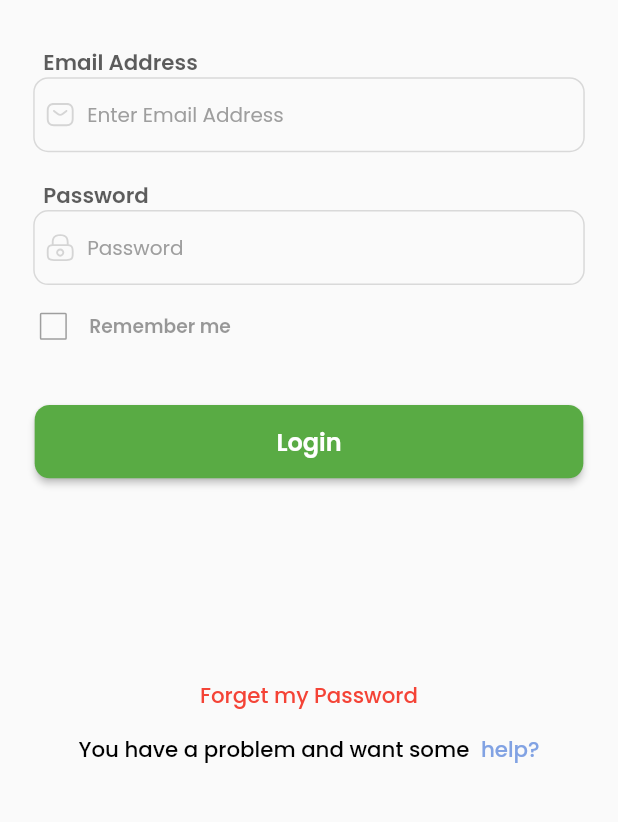
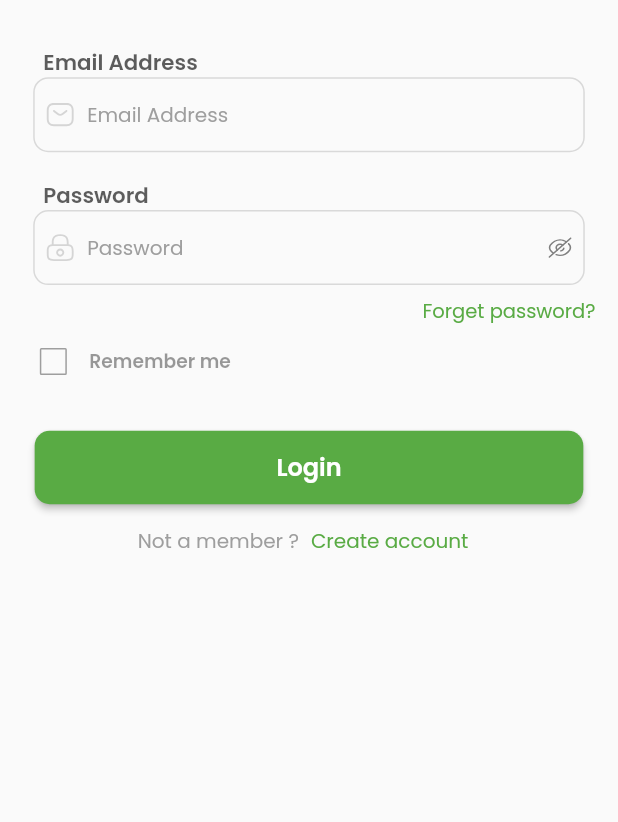
Before and after one commit to MohamedElsum/vivus-driver, a Flutter app: the screen it shows after launch, on a phone screen of 412 x 824 dp, the part 377-1199 px from its top. Run offline on Flutter 3.47's test engine with Material 2 defaults, Android fonts, the phone set to English and light mode, and no system bars; our stand-ins replace flutter_screenutil, flutter_svg, get.

Commit message:
edit login screen and work on signup

```diff
--- a/lib/UIHelpers/app_theme.dart
+++ b/lib/UIHelpers/app_theme.dart
@@ -15,10 +15,12 @@ class DefaultThemeColors {
   static const remembermeColor = Color.fromRGBO(53, 53, 53, 0.5);
   static const authButtonColor = Color.fromRGBO(89, 171, 68, 1);
   static const authButtonTextColor = Colors.white;
-  static const forgetPassColor = Colors.red;
+  static const forgetPassColor = Color.fromRGBO(89, 171, 68, 1);
   static const needHelp = Colors.black;
   static const help = Color.fromRGBO(129, 162, 227, 1);
   static const textfieldBorder = Color.fromRGBO(217, 217, 217, 1);
+  static const createAccountColor = Color.fromRGBO(89, 171, 68, 1);
+  static const notMemberColor = Colors.grey;
 }
 
 class FontTextStyle {
@@ -54,8 +56,8 @@ class FontTextStyle {
   );
   static TextStyle forgetPass = TextStyle(
     color: DefaultThemeColors.forgetPassColor,
-    fontFamily: Fonts.poppinsMedium,
-    fontSize: 16.getFontSize(),
+    fontSize: 13.getFontSize(),
+    fontFamily: Fonts.poppinsRegular,
   );
   static TextStyle needHelp = TextStyle(
     color: DefaultThemeColors.needHelp,
@@ -77,4 +79,27 @@ class FontTextStyle {
     fontSize: 15.getFontSize(),
     fontFamily: Fonts.poppinsMedium,
   );
+  static TextStyle notMember = TextStyle(
+    fontFamily: Fonts.poppinsRegular,
+    fontSize: 15.getFontSize(),
+    color: DefaultThemeColors.notMemberColor,
+  );
+  static TextStyle createAccount = TextStyle(
+    fontFamily: Fonts.poppinsRegular,
+    fontSize: 15.getFontSize(),
+    color: DefaultThemeColors.createAccountColor,
+  );
+  static TextStyle signupCreateAccount = TextStyle(
+    fontSize: 24.getFontSize(),
+    fontFamily: Fonts.poppinsBold,
+  );
+  static TextStyle uploadImages = TextStyle(
+    fontSize: 17.getFontSize(),
+    fontFamily: Fonts.poppinsSemiBold,
+  );
+  static TextStyle signupHeaderHint = TextStyle(
+    fontFamily: Fonts.poppinsRegular,
+    fontSize: 19.getFontSize(),
+    color: DefaultThemeColors.hintTextColor,
+  );
 }
--- a/lib/UIHelpers/images.dart
+++ b/lib/UIHelpers/images.dart
@@ -5,4 +5,11 @@ class Images {
   static const String loginPass = 'assets/images/pass.svg';
   static const String loginEmailAddress = 'assets/images/sms.svg';
   static const String loginPassword = 'assets/images/lock.svg';
+  static const String eyepassword = 'assets/images/eyepassword.svg';
+  static const String eyepass = 'assets/images/eyepass.svg';
+  static const String fullName = 'assets/images/fullname.svg';
+  static const String mobile = 'assets/images/mobile.svg';
+  static const String carNumber = 'assets/images/car.svg';
+  static const String licenseNumber = 'assets/images/license.svg';
+  static const String arrowLeft = 'assets/images/arrowleft.svg';
 }
--- a/lib/features/login/presentation/pages/login_screen.dart
+++ b/lib/features/login/presentation/pages/login_screen.dart
@@ -1,6 +1,7 @@
 import 'package:flutter/material.dart';
 import 'package:vivus_driver/constants.dart';
 import 'package:vivus_driver/features/login/presentation/widgets/auth_button.dart';
+import 'package:vivus_driver/features/login/presentation/widgets/create_account.dart';
 import 'package:vivus_driver/features/login/presentation/widgets/forget_pass.dart';
 import 'package:vivus_driver/features/login/presentation/widgets/login_header.dart';
 import 'package:vivus_driver/features/login/presentation/widgets/text_form_field.dart';
@@ -38,7 +39,10 @@ class _LoginScreenState extends State<LoginScreen> {
                       color: DefaultThemeColors.emailIcon,
                       icon: Images.loginEmailAddress,
                       obscure: false,
-                      hint: 'Enter Email Address',
+                      hint: 'Email Address',
+                      suffix: '',
+                      showPassword: false,
+                      keyBoardType: TextInputType.emailAddress,
                     ),
                     SizedBox(
                       height: 16.getHeight(),
@@ -51,7 +55,14 @@ class _LoginScreenState extends State<LoginScreen> {
                       icon: Images.loginPassword,
                       obscure: true,
                       hint: 'Password',
+                      suffix: Images.eyepass,
+                      showPassword: true,
+                      keyBoardType: TextInputType.text,
                     ),
+                    SizedBox(
+                      height: 5.getHeight(),
+                    ),
+                    ForgetPassword(),
                     Container(
                       padding: EdgeInsets.only(
                         left: 12.getWidth(),
@@ -81,15 +92,15 @@ class _LoginScreenState extends State<LoginScreen> {
                       ),
                     ),
                     SizedBox(
-                      height: 32.getHeight(),
+                      height: 25.getHeight(),
                     ),
                     const AuthButton(
                       buttonText: 'Login',
                     ),
+                    CreateAccount(),
                     SizedBox(
-                      height: 150.getHeight(),
+                      height: 110.getHeight(),
                     ),
-                    ForgetPassword(),
                   ],
                 ),
               ),
--- /dev/null
+++ b/lib/features/login/presentation/widgets/create_account.dart
@@ -0,0 +1,30 @@
+import 'package:flutter/material.dart';
+import 'package:vivus_driver/UIHelpers/app_theme.dart';
+import 'package:get/get.dart';
+import 'package:vivus_driver/router/routes_constants.dart';
+
+class CreateAccount extends StatelessWidget {
+  const CreateAccount({Key? key}) : super(key: key);
+
+  @override
+  Widget build(BuildContext context) {
+    return Row(
+      mainAxisAlignment: MainAxisAlignment.center,
+      children: [
+        Text(
+          'Not a member ?',
+          style: FontTextStyle.notMember,
+        ),
+        TextButton(
+          onPressed: () {
+            Get.toNamed(RoutesConstants.signupScreen);
+          },
+          child: Text(
+            'Create account',
+            style: FontTextStyle.createAccount,
+          ),
+        ),
+      ],
+    );
+  }
+}
--- a/lib/features/login/presentation/widgets/forget_pass.dart
+++ b/lib/features/login/presentation/widgets/forget_pass.dart
@@ -8,34 +8,17 @@ class ForgetPassword extends StatelessWidget {
 
   @override
   Widget build(BuildContext context) {
-    return Column(
-      mainAxisAlignment: MainAxisAlignment.end,
-      crossAxisAlignment: CrossAxisAlignment.center,
-      children: [
-        Text(
-          'Forget my Password',
-          style: FontTextStyle.forgetPass,
+    return Container(
+      alignment: Alignment.bottomRight,
+      padding: const EdgeInsets.only(right: 15),
+      child: Text(
+        'Forget password?',
+        style: TextStyle(
+          color: Color.fromRGBO(89, 171, 68, 1),
+          fontSize: 13,
+          fontFamily: 'PoppinsRegular',
         ),
-        SizedBox(
-          height: 17.getHeight(),
-        ),
-        Row(
-          mainAxisAlignment: MainAxisAlignment.center,
-          children: [
-            Text(
-              'You have a problem and want some',
-              style: FontTextStyle.needHelp,
-            ),
-            SizedBox(
-              width: 8.getWidth(),
-            ),
-            Text(
-              'help?',
-              style: FontTextStyle.help,
-            ),
-          ],
-        ),
-      ],
+      ),
     );
   }
 }
--- a/lib/features/login/presentation/widgets/text_form_field.dart
+++ b/lib/features/login/presentation/widgets/text_form_field.dart
@@ -10,6 +10,9 @@ class TextFormInput extends StatelessWidget {
   final String icon;
   final Color color;
   final String hint;
+  final String suffix;
+  final bool showPassword;
+  final TextInputType keyBoardType;
 
   TextFormInput({
     super.key,
@@ -17,6 +20,9 @@ class TextFormInput extends StatelessWidget {
     required this.icon,
     required this.obscure,
     required this.hint,
+    required this.suffix,
+    required this.showPassword,
+    required this.keyBoardType,
   });
 
   @override
@@ -26,9 +32,16 @@ class TextFormInput extends StatelessWidget {
       height: 60.getHeight(),
       child: TextFormField(
         obscureText: obscure,
+        keyboardType: keyBoardType,
         style: FontTextStyle.textfieldText,
         decoration: InputDecoration(
           prefixIconConstraints: BoxConstraints(
+            minWidth: 35.getWidth(),
+            minHeight: 35.getHeight(),
+            maxWidth: 48.getWidth(),
+            maxHeight: 48.getHeight(),
+          ),
+          suffixIconConstraints: BoxConstraints(
             minWidth: 35.getWidth(),
             minHeight: 35.getHeight(),
             maxWidth: 48.getWidth(),
@@ -48,6 +61,12 @@ class TextFormInput extends StatelessWidget {
           hintText: hint,
           isDense: true,
           hintStyle: FontTextStyle.hintText,
+          suffixIcon: showPassword
+              ? Padding(
+                  padding: const EdgeInsets.all(8.0),
+                  child: SvgPicture.asset(suffix),
+                )
+              : Container(),
           prefixIcon: Padding(
             padding: const EdgeInsets.all(8.0),
             child: SvgPicture.asset(
--- /dev/null
+++ b/lib/features/signup/presentation/controller/signup_bindings.dart
@@ -0,0 +1,6 @@
+import 'package:get/get.dart';
+
+class SignupBindings extends Bindings {
+  @override
+  void dependencies() {}
+}
--- a/lib/router/router.dart
+++ b/lib/router/router.dart
@@ -1,6 +1,8 @@
 import 'package:get/get.dart';
 import 'package:vivus_driver/features/login/presentation/controllers/login_bindings.dart';
 import 'package:vivus_driver/features/login/presentation/pages/login_screen.dart';
+import 'package:vivus_driver/features/signup/presentation/controller/signup_bindings.dart';
+import 'package:vivus_driver/features/signup/presentation/pages/signup_screen.dart';
 import 'package:vivus_driver/features/splash/presentation/controller/splash_binding.dart';
 import 'package:vivus_driver/features/splash/presentation/pages/splash_screen.dart';
 import 'package:vivus_driver/router/routes_constants.dart';
@@ -19,5 +21,11 @@ class AppRouter {
       transition: Transition.fade,
       binding: LoginBindings(),
     ),
+    GetPage(
+      name: RoutesConstants.signupScreen,
+      page: () => SignupScreen(),
+      transition: Transition.fade,
+      binding: SignupBindings(),
+    ),
   ];
 }
--- a/lib/router/routes_constants.dart
+++ b/lib/router/routes_constants.dart
@@ -1,4 +1,5 @@
 class RoutesConstants {
   static const splashScreen = "/splashScreen";
   static const loginScreen = "/loginScreen";
+  static const signupScreen = "/signupScreen";
 }
```
Also changed, not shown: lib/features/signup/presentation/pages/signup_screen.dart (added, +128 -0 lines), lib/features/signup/presentation/widgets/signup_header.dart (added, +35 -0 lines), assets/images/arrowleft.svg (added), assets/images/car.svg (added), assets/images/eyepass.svg (added), assets/images/eyepassword.svg (added), assets/images/fullname.svg (added), assets/images/license.svg (added), assets/images/loginheader.svg (added), assets/images/mobile.svg (added).
